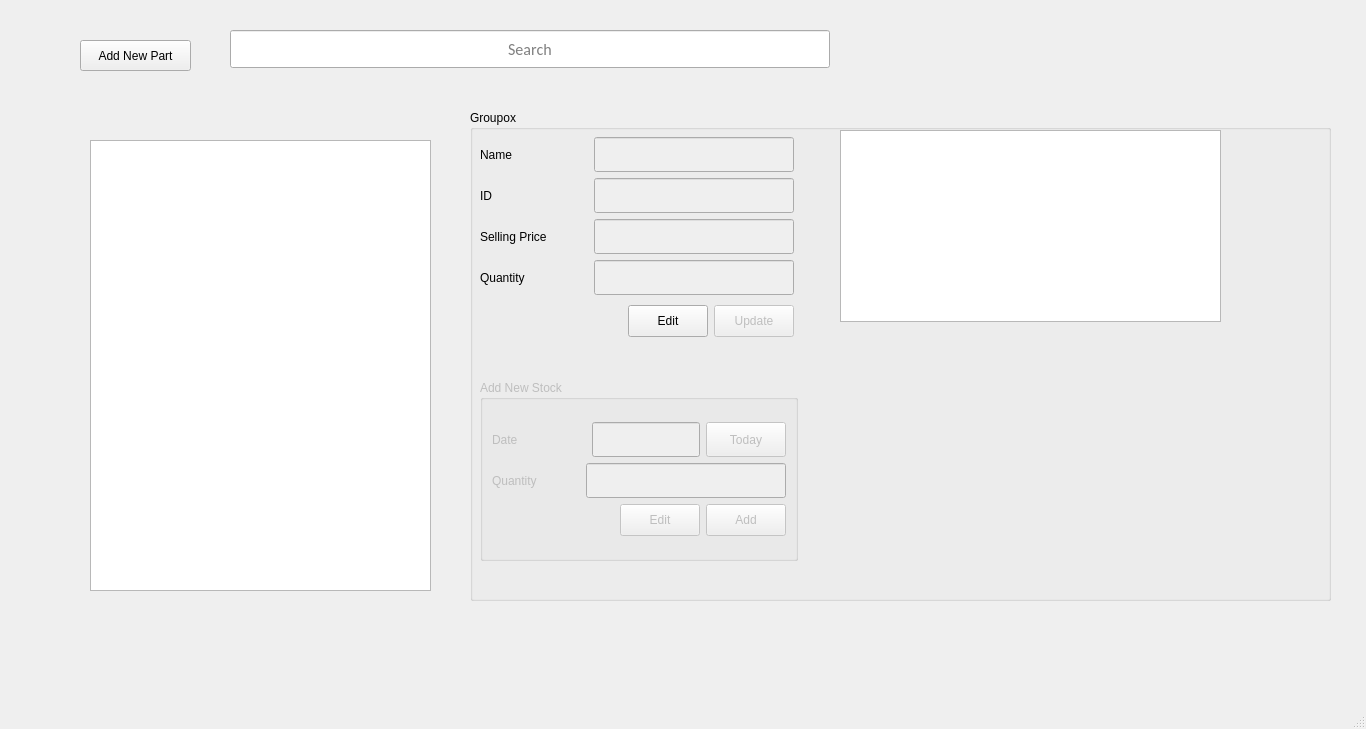
This is partstore.ui in RajivSah/Project as Qt 5 draws it before an edit. The edited form follows.
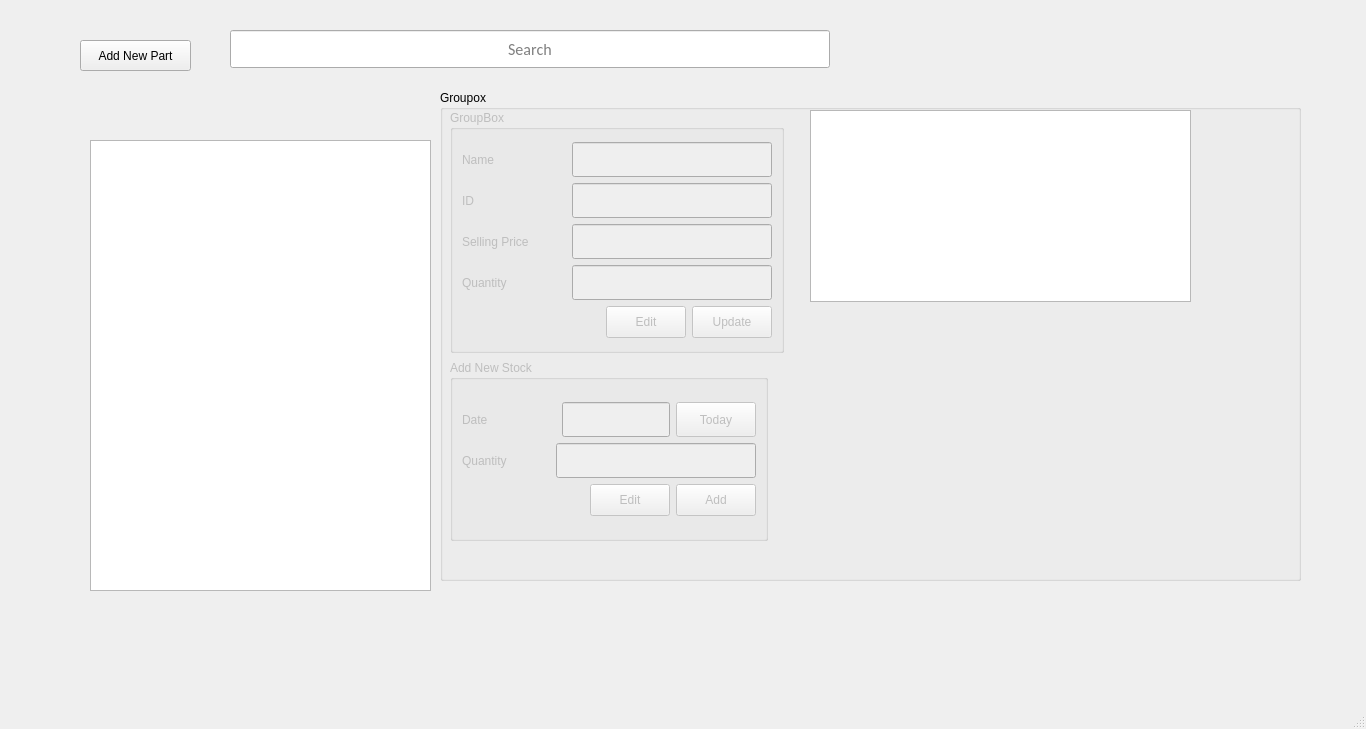
This is the edited form.

Commit message: partstore completed except designing

```diff
--- a/partstore.ui
+++ b/partstore.ui
@@ -17,8 +17,8 @@
    <widget class="QGroupBox" name="groupBox_2">
     <property name="geometry">
      <rect>
-      <x>470</x>
-      <y>110</y>
+      <x>440</x>
+      <y>90</y>
       <width>861</width>
       <height>491</height>
      </rect>
@@ -91,6 +91,9 @@
           </item>
           <item>
            <widget class="QPushButton" name="pushButton_2">
+            <property name="enabled">
+             <bool>false</bool>
+            </property>
             <property name="minimumSize">
              <size>
               <width>0</width>
@@ -164,6 +167,9 @@
           </item>
           <item>
            <widget class="QPushButton" name="pushButton_newEdit">
+            <property name="enabled">
+             <bool>false</bool>
+            </property>
             <property name="minimumSize">
              <size>
               <width>0</width>
@@ -197,15 +203,23 @@
       </item>
      </layout>
     </widget>
-    <widget class="QWidget" name="layoutWidget">
+    <widget class="QGroupBox" name="groupBox_partStore">
+     <property name="enabled">
+      <bool>false</bool>
+     </property>
      <property name="geometry">
       <rect>
        <x>10</x>
-       <y>23</y>
-       <width>314</width>
-       <height>210</height>
+       <y>20</y>
+       <width>334</width>
+       <height>243</height>
       </rect>
      </property>
+     <property name="title">
+      <string>GroupBox</string>
+     </property>
+     <layout class="QGridLayout" name="gridLayout_3">
+      <item row="0" column="0">
      <layout class="QVBoxLayout" name="verticalLayout_2">
       <item>
        <layout class="QGridLayout" name="gridLayout">
@@ -376,6 +390,9 @@
         </item>
         <item>
          <widget class="QPushButton" name="pushButton_Edit">
+            <property name="enabled">
+             <bool>false</bool>
+            </property>
           <property name="minimumSize">
            <size>
             <width>0</width>
@@ -406,6 +423,8 @@
        </layout>
       </item>
      </layout>
+      </item>
+     </layout>
     </widget>
     <zorder>layoutWidget</zorder>
     <zorder>tableView_Detail</zorder>
```
Left out of the diff: 3 changed lines with no effect on the pictures. Lines whose indentation alone changed are shown as unchanged. The commit also changes 5 other files.
